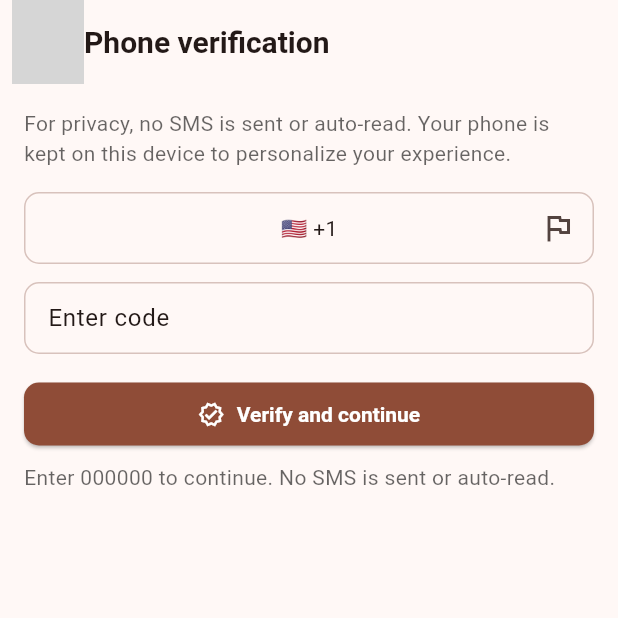
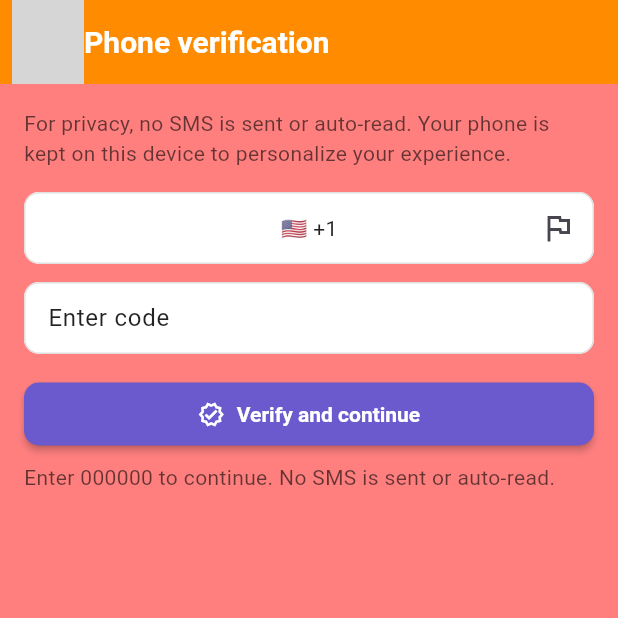
Before and after one commit to surendragrover/Truecircle, a Flutter app: the screen it shows after launch, after a tap on "Continue", on a phone screen of 412 x 824 dp, the top half of it. Run offline on Flutter 3.47's test engine with Material 3 defaults, Android fonts, the phone set to English and light mode, and no system bars; our stand-ins replace hive; accounts and stored records are empty; grey boxes are pictures that could not be loaded.

Commit message:
Implement TrueCircle Brand Theme
Brand Colors Applied:
- Purple (#6A5ACD) - Logo primary color
- Blue (#4169E1) - Logo accent/secondary color
- Kesari Orange (#FF8C00) - AppBar background
- Coral (#FF7F7F) - App background
- Black87 (#DD000000) - Text color

Theme Updates:
- AppBar: Kesari background with white text/icons
- Background: Coral color throughout app
- Cards: White cards with subtle shadows on coral background
- Buttons: Purple primary buttons with white text
- Navigation: Kesari bottom nav with white icons/labels
- Splash Screen: Coral background with purple TrueCircle text
- Typography: Black87 text for better readability

Consistent with transparent logo having purple text with blue accents.

```diff
--- a/lib/core/app_theme.dart
+++ b/lib/core/app_theme.dart
@@ -1,13 +1,18 @@
 import 'package:flutter/material.dart';
 
 /// TrueCircle global theme
+/// Brand colors: Purple logo with blue shades, Kesari AppBar, Coral background, Black87 text
 /// Single source of truth for colors, typography, and component styles.
 /// Apply this in MaterialApp.theme so all current and future pages inherit it.
 class AppTheme {
-  // Brand seed color (Coral) — aligned with current UI accents
-  static const Color brandSeed = Color(0xFFFF7043);
+  // TrueCircle Brand Colors
+  static const Color truecirclePurple = Color(0xFF6A5ACD);    // Purple (logo primary)
+  static const Color truecircleBlue = Color(0xFF4169E1);      // Blue shade (logo accent)
+  static const Color kesariOrange = Color(0xFFFF8C00);        // Kesari/Saffron (AppBar)
+  static const Color coralBackground = Color(0xFFFF7F7F);     // Coral (background)
+  static const Color textBlack87 = Color(0xDD000000);         // Black87 (text)
 
-  static ThemeData light([Color seed = brandSeed]) {
+  static ThemeData light([Color seed = truecirclePurple]) {
     final scheme = ColorScheme.fromSeed(
       seedColor: seed,
       brightness: Brightness.light,
@@ -16,70 +21,72 @@ class AppTheme {
     return ThemeData(
       useMaterial3: true,
       colorScheme: scheme,
-      scaffoldBackgroundColor: scheme.surface,
-      // Typography
+      scaffoldBackgroundColor: coralBackground, // Coral background
+      // Typography - Black87 text
       textTheme: Typography.blackMountainView.apply(
-        bodyColor: scheme.onSurface,
-        displayColor: scheme.onSurface,
+        bodyColor: textBlack87,
+        displayColor: textBlack87,
       ),
-      // AppBar
+      // AppBar - Kesari/Saffron color
       appBarTheme: AppBarTheme(
-        backgroundColor: scheme.surface,
-        surfaceTintColor: scheme.surfaceTint,
-        foregroundColor: scheme.onSurface,
-        elevation: 0,
+        backgroundColor: kesariOrange, // Kesari AppBar
+        surfaceTintColor: Colors.transparent,
+        foregroundColor: Colors.white, // White text on kesari background
+        elevation: 2,
         centerTitle: false,
-        titleTextStyle: TextStyle(
-          color: scheme.onSurface,
+        titleTextStyle: const TextStyle(
+          color: Colors.white,
           fontSize: 20,
           fontWeight: FontWeight.w700,
         ),
-        iconTheme: IconThemeData(color: scheme.onSurface),
+        iconTheme: const IconThemeData(color: Colors.white),
       ),
-      // Cards
+      // Cards - White cards on coral background
       cardTheme: CardThemeData(
-        color: scheme.surface,
-        surfaceTintColor: scheme.surfaceTint,
-        elevation: 1,
+        color: Colors.white,
+        surfaceTintColor: Colors.transparent,
+        elevation: 2,
+        shadowColor: Colors.black26,
         shape: RoundedRectangleBorder(borderRadius: BorderRadius.circular(12)),
         margin: const EdgeInsets.symmetric(vertical: 6, horizontal: 0),
       ),
-      // Buttons
+      // Buttons - Purple primary buttons
       elevatedButtonTheme: ElevatedButtonThemeData(
         style: ElevatedButton.styleFrom(
-          backgroundColor: scheme.primary,
-          foregroundColor: scheme.onPrimary,
+          backgroundColor: truecirclePurple,
+          foregroundColor: Colors.white,
           textStyle: const TextStyle(fontWeight: FontWeight.w600),
           shape: RoundedRectangleBorder(
             borderRadius: BorderRadius.circular(10),
           ),
           padding: const EdgeInsets.symmetric(horizontal: 14, vertical: 12),
+          elevation: 2,
         ),
       ),
       textButtonTheme: TextButtonThemeData(
         style: TextButton.styleFrom(
-          foregroundColor: scheme.primary,
+          foregroundColor: truecirclePurple,
           textStyle: const TextStyle(fontWeight: FontWeight.w600),
         ),
       ),
-      iconTheme: IconThemeData(color: scheme.onSurface),
-      // Inputs
+      iconTheme: IconThemeData(color: textBlack87),
+      // Inputs - White background with purple focus
       inputDecorationTheme: InputDecorationTheme(
         filled: true,
-        fillColor: scheme.surface,
-        hintStyle: TextStyle(color: scheme.onSurface.withValues(alpha: 0.6)),
-        labelStyle: TextStyle(color: scheme.onSurface),
+        fillColor: Colors.white,
+        hintStyle: TextStyle(color: textBlack87.withValues(alpha: 0.6)),
+        labelStyle: TextStyle(color: textBlack87),
         border: OutlineInputBorder(
           borderRadius: BorderRadius.circular(10),
-          borderSide: BorderSide(color: scheme.outlineVariant),
+          borderSide: BorderSide(color: Colors.grey.shade300),
         ),
         enabledBorder: OutlineInputBorder(
           borderRadius: BorderRadius.circular(10),
-          borderSide: BorderSide(color: scheme.outlineVariant),
+          borderSide: BorderSide(color: Colors.grey.shade300),
         ),
         focusedBorder: OutlineInputBorder(
           borderRadius: BorderRadius.circular(10),
-          borderSide: BorderSide(color: scheme.primary, width: 1.4),
+          borderSide: BorderSide(color: truecirclePurple, width: 1.4),
         ),
         contentPadding: const EdgeInsets.symmetric(
           horizontal: 12,
@@ -98,12 +105,12 @@ class AppTheme {
         padding: const EdgeInsets.symmetric(horizontal: 8, vertical: 4),
         shape: RoundedRectangleBorder(borderRadius: BorderRadius.circular(10)),
       ),
-      // Tabs
+      // Tabs - Purple active, blue accent for inactive
       tabBarTheme: TabBarThemeData(
-        labelColor: scheme.primary,
-        unselectedLabelColor: scheme.onSurface.withValues(alpha: 0.7),
-        indicatorColor: scheme.primary,
-        dividerColor: scheme.outlineVariant,
+        labelColor: truecirclePurple,
+        unselectedLabelColor: truecircleBlue.withValues(alpha: 0.7),
+        indicatorColor: truecirclePurple,
+        dividerColor: Colors.grey.shade300,
         labelStyle: const TextStyle(fontWeight: FontWeight.w600),
       ),
       // Dividers
@@ -112,11 +119,11 @@ class AppTheme {
         thickness: 1,
         space: 24,
       ),
-      // ListTiles
+      // ListTiles - Purple icons, black87 text, white background
       listTileTheme: ListTileThemeData(
-        iconColor: scheme.primary,
-        textColor: scheme.onSurface,
-        tileColor: scheme.surface,
+        iconColor: truecirclePurple,
+        textColor: textBlack87,
+        tileColor: Colors.white,
       ),
       // SnackBars
       snackBarTheme: SnackBarThemeData(
@@ -124,10 +131,18 @@ class AppTheme {
         contentTextStyle: TextStyle(color: scheme.onInverseSurface),
         behavior: SnackBarBehavior.floating,
       ),
-      // FAB
+      // FAB - Purple background
       floatingActionButtonTheme: FloatingActionButtonThemeData(
-        backgroundColor: scheme.primary,
-        foregroundColor: scheme.onPrimary,
+        backgroundColor: truecirclePurple,
+        foregroundColor: Colors.white,
+      ),
+      // Bottom Navigation - Kesari background
+      bottomNavigationBarTheme: BottomNavigationBarThemeData(
+        backgroundColor: kesariOrange,
+        selectedItemColor: Colors.white,
+        unselectedItemColor: Colors.white70,
+        type: BottomNavigationBarType.fixed,
+        elevation: 8,
       ),
     );
   }
--- a/lib/main.dart
+++ b/lib/main.dart
@@ -91,9 +91,8 @@ class _BrandSplashState extends State<_BrandSplash>
 
   @override
   Widget build(BuildContext context) {
-    final scheme = Theme.of(context).colorScheme;
     return Container(
-      color: scheme.surface,
+      color: const Color(0xFFFF7F7F), // Coral background
       alignment: Alignment.center,
       padding: const EdgeInsets.all(24),
       child: Column(
@@ -106,20 +105,24 @@ class _BrandSplashState extends State<_BrandSplash>
           const SizedBox(height: 12),
           FadeTransition(
             opacity: _fade,
-            child: Text(
+            child: const Text(
               'TrueCircle',
-              style: const TextStyle(fontSize: 24, fontWeight: FontWeight.w700),
+              style: TextStyle(
+                fontSize: 24,
+                fontWeight: FontWeight.w700,
+                color: Color(0xFF6A5ACD), // Purple text for logo
+              ),
             ),
           ),
           const SizedBox(height: 16),
           FadeTransition(
             opacity: _fade,
-            child: SizedBox(
+            child: const SizedBox(
               width: 24,
               height: 24,
               child: CircularProgressIndicator(
                 strokeWidth: 2.2,
-                color: scheme.primary,
+                color: Color(0xFF6A5ACD), // Purple loading indicator
               ),
             ),
           ),
--- a/lib/root_shell.dart
+++ b/lib/root_shell.dart
@@ -24,18 +24,59 @@ class _RootShellState extends State<RootShell> {
     ];
     return Scaffold(
       body: IndexedStack(index: _index, children: pages),
-      bottomNavigationBar: NavigationBar(
+      bottomNavigationBar: Container(
+        decoration: const BoxDecoration(
+          color: Color(0xFFFF8C00), // Kesari color
+          boxShadow: [
+            BoxShadow(
+              color: Colors.black12,
+              blurRadius: 8,
+              offset: Offset(0, -2),
+            ),
+          ],
+        ),
+        child: Theme(
+          data: Theme.of(context).copyWith(
+            navigationBarTheme: NavigationBarThemeData(
+              backgroundColor: Colors.transparent,
+              indicatorColor: Colors.white24,
+              surfaceTintColor: Colors.transparent,
+              shadowColor: Colors.transparent,
+              labelTextStyle: WidgetStateProperty.resolveWith((states) {
+                if (states.contains(WidgetState.selected)) {
+                  return const TextStyle(color: Colors.white, fontSize: 12, fontWeight: FontWeight.w600);
+                }
+                return const TextStyle(color: Colors.white70, fontSize: 12);
+              }),
+            ),
+          ),
+          child: NavigationBar(
             selectedIndex: _index,
             onDestinationSelected: (i) => setState(() => _index = i),
             destinations: const [
-          NavigationDestination(icon: Icon(Icons.home_outlined), label: 'Home'),
-          NavigationDestination(icon: Icon(Icons.hub_outlined), label: 'CBT'),
               NavigationDestination(
-            icon: Icon(Icons.psychology_alt_outlined),
+                icon: Icon(Icons.home_outlined, color: Colors.white70),
+                selectedIcon: Icon(Icons.home, color: Colors.white),
+                label: 'Home'
+              ),
+              NavigationDestination(
+                icon: Icon(Icons.hub_outlined, color: Colors.white70),
+                selectedIcon: Icon(Icons.hub, color: Colors.white),
+                label: 'CBT'
+              ),
+              NavigationDestination(
+                icon: Icon(Icons.psychology_alt_outlined, color: Colors.white70),
+                selectedIcon: Icon(Icons.psychology_alt, color: Colors.white),
                 label: 'Dr. Iris',
               ),
-          NavigationDestination(icon: Icon(Icons.more_horiz), label: 'More'),
+              NavigationDestination(
+                icon: Icon(Icons.more_horiz, color: Colors.white70),
+                selectedIcon: Icon(Icons.more_horiz, color: Colors.white),
+                label: 'More'
+              ),
             ],
+          ),
+        ),
       ),
     );
   }
```
Lines whose indentation alone changed are shown as unchanged.
